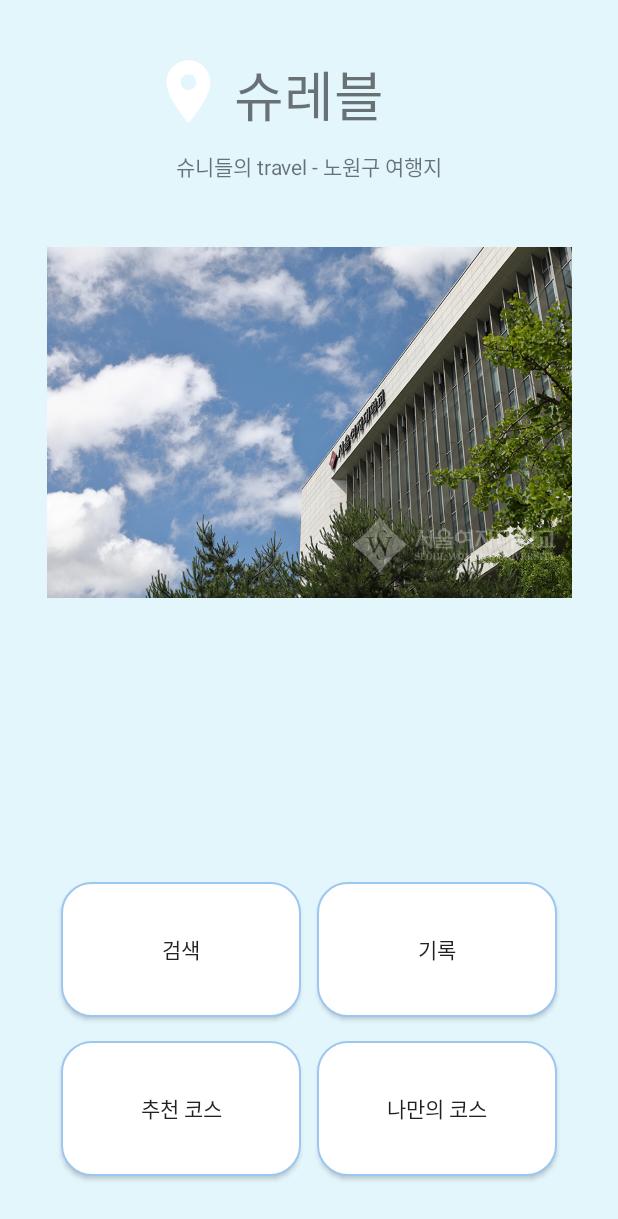
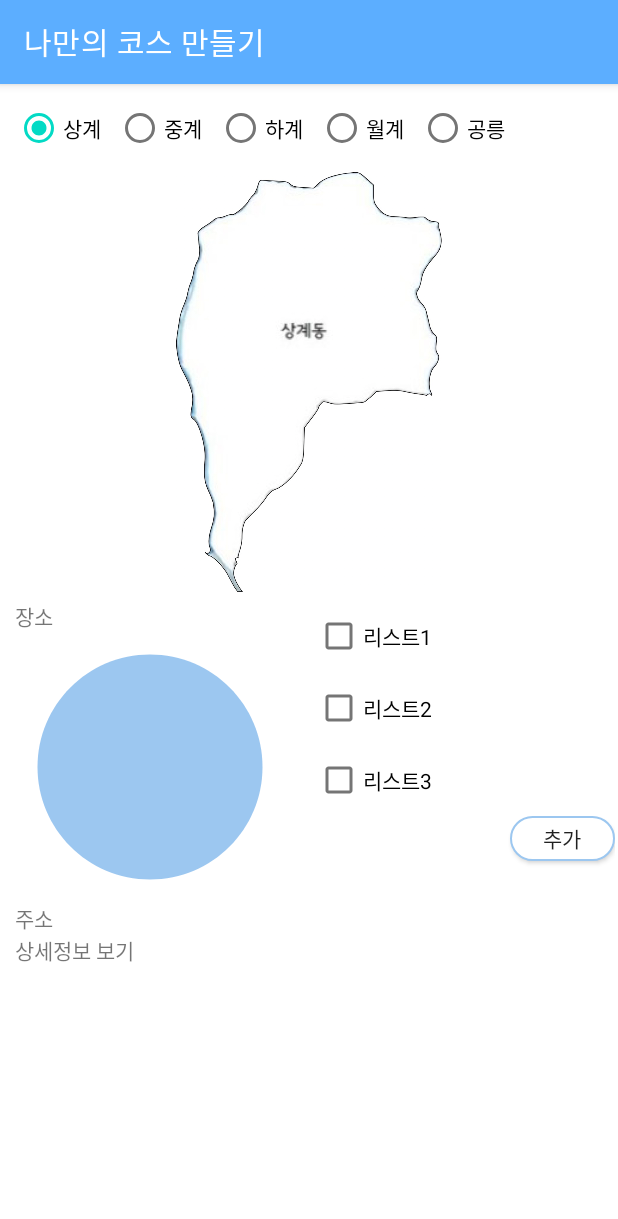
Before and after one commit to Hyobeen-Park/guru2_team21, an Android app: the screen it shows after launch (MainActivity before the commit, MyrouteActivity after it), after a tap on "나만의 코스", on a phone screen of 412 x 824 dp. Shown: the top 1219 px of the screen. Run offline under Robolectric (Android 15) with nearby library versions, the phone set to English and light mode, and no system bars.

Commit message:
MyrouteActivity 기본적인 틀 추가, mainactivity와 연결

```diff
--- a/app/src/main/AndroidManifest.xml
+++ b/app/src/main/AndroidManifest.xml
@@ -9,8 +9,8 @@
         android:roundIcon="@mipmap/ic_launcher_round"
         android:supportsRtl="true"
         android:theme="@style/Theme.Guru2_team21">
-        <activity android:name=".MyrouteCheckActivity">
-        </activity>
+        <activity android:name=".Myroutelist"></activity>
+        <activity android:name=".MyrouteCheckActivity"></activity>
         <activity android:name=".MyrouteActivity" />
         <activity
             android:name=".InformationActivity"
--- a/app/src/main/java/com/example/guru2_team21/MainActivity.kt
+++ b/app/src/main/java/com/example/guru2_team21/MainActivity.kt
@@ -1,5 +1,6 @@
 package com.example.guru2_team21
 
+import android.content.Intent
 import android.os.Bundle
 import android.widget.Button
 import android.widget.ImageView
@@ -42,7 +43,8 @@ class MainActivity : AppCompatActivity() {
         }
 
         my_route.setOnClickListener {
-
+            val intent = Intent(this, MyrouteActivity::class.java);
+            startActivity(intent);
         }
 
     }
--- a/app/src/main/java/com/example/guru2_team21/MyrouteActivity.kt
+++ b/app/src/main/java/com/example/guru2_team21/MyrouteActivity.kt
@@ -2,11 +2,32 @@ package com.example.guru2_team21
 
 import androidx.appcompat.app.AppCompatActivity
 import android.os.Bundle
+import android.widget.Button
+import android.widget.ImageView
+import android.widget.RadioGroup
 
 class MyrouteActivity : AppCompatActivity() {
+
+    lateinit var choose_group : RadioGroup
+    lateinit var choose_img : ImageView
+
     override fun onCreate(savedInstanceState: Bundle?) {
         super.onCreate(savedInstanceState)
         setContentView(R.layout.activity_myroute)
+        setTitle("나만의 코스 만들기");
+
+        choose_group = findViewById(R.id.choose_group)
+        choose_img = findViewById(R.id.choose_img)
+
+        choose_group.setOnCheckedChangeListener{group, checkId ->
+            when(checkId){
+                R.id.choose_sanggye -> choose_img.setImageResource(R.drawable.sanggye)
+                R.id.choose_junggye -> choose_img.setImageResource(R.drawable.junggye)
+                R.id.choose_hagye -> choose_img.setImageResource(R.drawable.hagye)
+                R.id.choose_wolgye -> choose_img.setImageResource(R.drawable.wolgye)
+                R.id.choose_gongneung -> choose_img.setImageResource(R.drawable.gongneung)
+        } }
+
 
 
     }
--- a/app/src/main/java/com/example/guru2_team21/MyrouteCheckActivity.kt
+++ b/app/src/main/java/com/example/guru2_team21/MyrouteCheckActivity.kt
@@ -18,6 +18,7 @@ class MyrouteCheckActivity : AppCompatActivity() {
     override fun onCreate(savedInstanceState: Bundle?) {
         super.onCreate(savedInstanceState)
         setContentView(R.layout.activity_myroute_check)
+        setTitle("나만의 최종 여행코스");
 
         s_icon = findViewById(R.id.s_icon)
         s_arrow_icon = findViewById(R.id.s_arrow_icon)
--- /dev/null
+++ b/app/src/main/java/com/example/guru2_team21/Myroutelist.kt
@@ -0,0 +1,11 @@
+package com.example.guru2_team21
+
+import androidx.appcompat.app.AppCompatActivity
+import android.os.Bundle
+
+class Myroutelist : AppCompatActivity() {
+    override fun onCreate(savedInstanceState: Bundle?) {
+        super.onCreate(savedInstanceState)
+        setContentView(R.layout.activity_myroutelist)
+    }
+}
--- a/app/src/main/res/layout/activity_myroute.xml
+++ b/app/src/main/res/layout/activity_myroute.xml
@@ -1,9 +1,141 @@
 <?xml version="1.0" encoding="utf-8"?>
-<androidx.constraintlayout.widget.ConstraintLayout xmlns:android="http://schemas.android.com/apk/res/android"
+<LinearLayout xmlns:android="http://schemas.android.com/apk/res/android"
     xmlns:app="http://schemas.android.com/apk/res-auto"
     xmlns:tools="http://schemas.android.com/tools"
     android:layout_width="match_parent"
     android:layout_height="match_parent"
+    android:orientation="vertical"
     tools:context=".MyrouteActivity">
 
-</androidx.constraintlayout.widget.ConstraintLayout>
+    <RadioGroup
+        android:id="@+id/choose_group"
+        android:orientation="horizontal"
+        android:layout_width="wrap_content"
+        android:layout_height="wrap_content"
+        android:layout_marginTop="5dp">
+
+        <RadioButton
+            android:id="@+id/choose_sanggye"
+            android:layout_width="wrap_content"
+            android:layout_height="wrap_content"
+            android:layout_marginStart="10dp"
+            android:checked="true"
+            android:text="상계"/>
+
+        <RadioButton
+            android:id="@+id/choose_junggye"
+            android:layout_width="wrap_content"
+            android:layout_height="wrap_content"
+            android:layout_marginStart="10dp"
+            android:text="중계"/>
+
+        <RadioButton
+            android:id="@+id/choose_hagye"
+            android:layout_width="wrap_content"
+            android:layout_height="wrap_content"
+            android:layout_marginStart="10dp"
+            android:text="하계"/>
+
+        <RadioButton
+            android:id="@+id/choose_wolgye"
+            android:layout_width="wrap_content"
+            android:layout_height="wrap_content"
+            android:layout_marginStart="10dp"
+            android:text="월계"/>
+
+        <RadioButton
+            android:id="@+id/choose_gongneung"
+            android:layout_width="wrap_content"
+            android:layout_height="wrap_content"
+            android:layout_marginStart="10dp"
+            android:text="공릉"/>
+
+    </RadioGroup>
+
+    <ImageView
+        android:id="@+id/choose_img"
+        android:layout_width="wrap_content"
+        android:layout_height="280dp"
+        android:layout_marginTop="5dp"
+        android:src="@drawable/sanggye" />
+
+    <LinearLayout
+        android:layout_width="wrap_content"
+        android:layout_height="wrap_content"
+        android:orientation="horizontal"
+        android:layout_marginTop="5dp">
+
+        <LinearLayout
+            android:layout_width="wrap_content"
+            android:layout_height="wrap_content"
+            android:layout_weight="1"
+            android:orientation="vertical"
+            android:layout_gravity="left"
+            >
+
+            <TextView
+                android:layout_marginStart="10dp"
+                android:layout_width="wrap_content"
+                android:layout_height="wrap_content"
+                android:text="장소"/>
+
+            <ImageView
+                android:layout_width="200dp"
+                android:layout_height="180dp"
+                android:src="@drawable/s_circle" />
+
+            <TextView
+                android:layout_marginStart="10dp"
+                android:layout_width="wrap_content"
+                android:layout_height="wrap_content"
+                android:text="주소"/>
+
+            <TextView
+                android:layout_marginStart="10dp"
+                android:layout_width="wrap_content"
+                android:layout_height="wrap_content"
+                android:text="상세정보 보기"/>
+
+        </LinearLayout>
+        <LinearLayout
+            android:layout_width="200dp"
+            android:layout_height="match_parent"
+            android:layout_marginStart="10dp"
+            android:layout_weight="1"
+            android:orientation="vertical"
+            android:layout_gravity="right">
+
+            <CheckBox
+                android:id="@+id/add_list_1"
+                android:layout_width="wrap_content"
+                android:layout_height="wrap_content"
+                android:layout_gravity="left"
+                android:text="리스트1" />
+
+            <CheckBox
+                android:id="@+id/add_list_2"
+                android:layout_width="wrap_content"
+                android:layout_height="wrap_content"
+                android:layout_gravity="left"
+                android:text="리스트2" />
+
+            <CheckBox
+                android:id="@+id/add_list_3"
+                android:layout_width="wrap_content"
+                android:layout_height="wrap_content"
+                android:layout_gravity="left"
+                android:text="리스트3" />
+
+            <android.widget.Button
+                android:id="@+id/add_list_button"
+                android:layout_width="70dp"
+                android:layout_height="30dp"
+                android:layout_gravity="bottom|right"
+                android:background="@drawable/round"
+                android:text="추가" />
+
+        </LinearLayout>
+
+    </LinearLayout>
+
+</LinearLayout>
--- /dev/null
+++ b/app/src/main/res/layout/activity_myroutelist.xml
@@ -0,0 +1,9 @@
+<?xml version="1.0" encoding="utf-8"?>
+<androidx.constraintlayout.widget.ConstraintLayout xmlns:android="http://schemas.android.com/apk/res/android"
+    xmlns:app="http://schemas.android.com/apk/res-auto"
+    xmlns:tools="http://schemas.android.com/tools"
+    android:layout_width="match_parent"
+    android:layout_height="match_parent"
+    tools:context=".Myroutelist">
+
+</androidx.constraintlayout.widget.ConstraintLayout>
```
Also changed, not shown: app/src/main/res/drawable/start_image.jpg (deleted).
